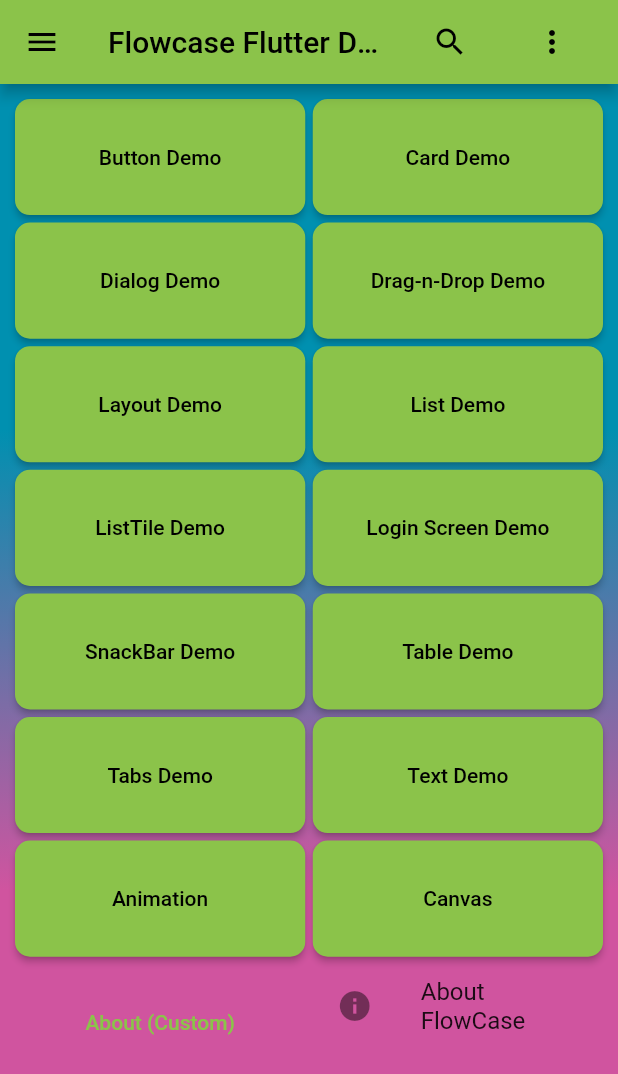
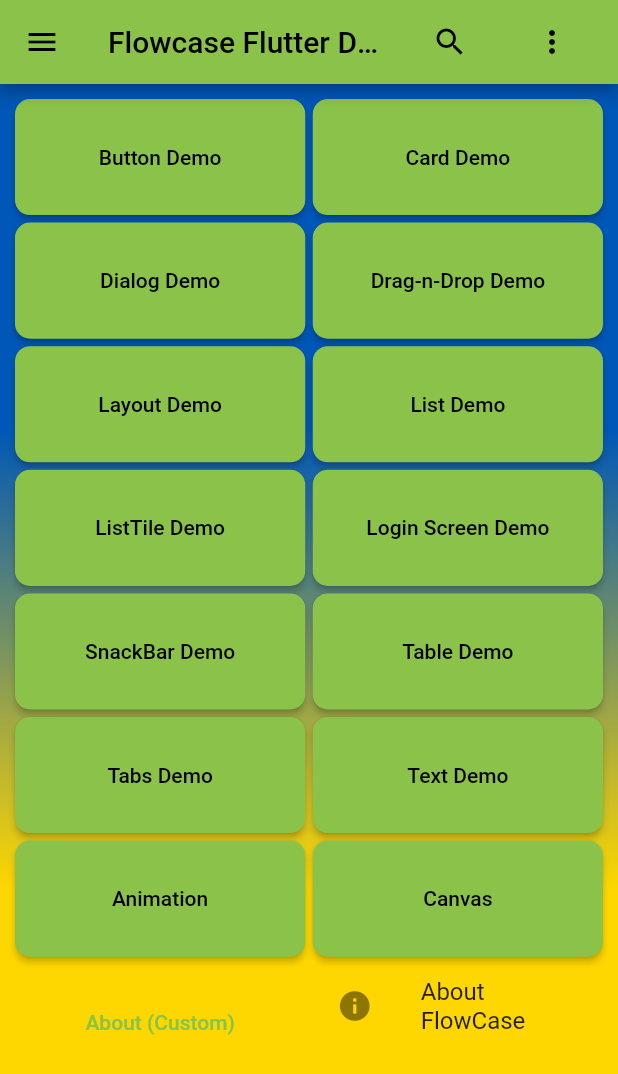
Before and after one commit to IanDarwin/flowcase, a Flutter app: the screen it shows after launch, on a phone screen of 412 x 824 dp. Shown: the top 1074 px of the screen. Run offline on Flutter 3.47's test engine with Material 2 defaults, Android fonts, the phone set to English and light mode, and no system bars; our stand-ins replace flutter_html, flutter_settings_screens.

Commit message:
constantification and better colors

```diff
--- a/lib/main.dart
+++ b/lib/main.dart
@@ -24,8 +24,8 @@ void main() async {
   runApp(const MyApp());
 }
 
-const Color gradientStartColor = Color(0xff0090b0);
-const Color gradientEndColor = Color(0xffd0549f);
+const Color gradientStartColor = Color(0xff0057b7);
+const Color gradientEndColor = Color(0xffffd700);
 
 class MyApp extends StatelessWidget {
   const MyApp({super.key});
@@ -92,12 +92,12 @@ class _MyHomePageState extends State<MyHomePage> {
       ),
       drawer: const NavDrawer(),
       body: Container(
-        decoration: BoxDecoration(
+        decoration: const BoxDecoration(
           gradient: LinearGradient(
-            colors: const [gradientStartColor, gradientEndColor],
+            colors: [gradientStartColor, gradientEndColor],
             begin: Alignment.topCenter,
             end: Alignment.bottomCenter,
-            stops: const [0.3, 0.7],
+            stops: [0.3, 0.7],
           ),
         ),
         child: GridView.count(
```
